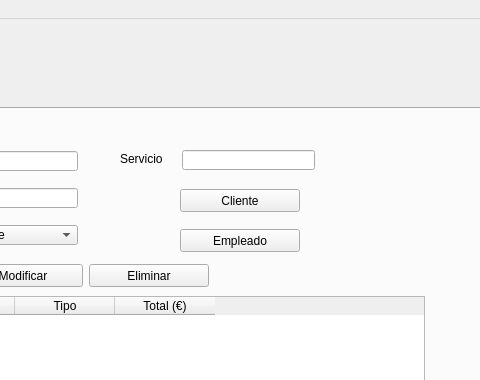
Old version of the form templates/window.ui in the repository antonrubii/recuperaAnton; both pictures show x 562 to 1042 and y 0 to 380 of the 1199 by 886 pixel window.
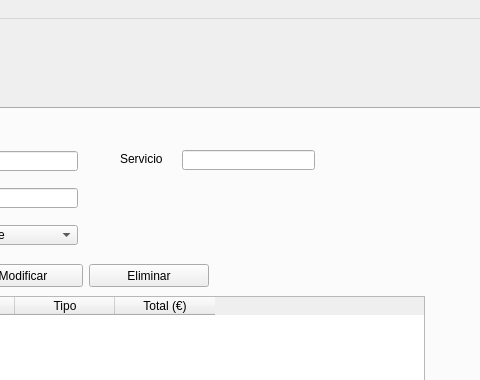
New version of the form.

Commit message: Quito los botones cliente y empleado

Patch:
```diff
--- a/templates/window.ui
+++ b/templates/window.ui
@@ -638,44 +638,6 @@
        </property>
       </item>
      </widget>
-     <widget class="QPushButton" name="btnCliente">
-      <property name="geometry">
-       <rect>
-        <x>720</x>
-        <y>80</y>
-        <width>120</width>
-        <height>23</height>
-       </rect>
-      </property>
-      <property name="maximumSize">
-       <size>
-        <width>120</width>
-        <height>25</height>
-       </size>
-      </property>
-      <property name="text">
-       <string>Cliente</string>
-      </property>
-     </widget>
-     <widget class="QPushButton" name="btnEmpleado">
-      <property name="geometry">
-       <rect>
-        <x>720</x>
-        <y>120</y>
-        <width>120</width>
-        <height>23</height>
-       </rect>
-      </property>
-      <property name="maximumSize">
-       <size>
-        <width>120</width>
-        <height>25</height>
-       </size>
-      </property>
-      <property name="text">
-       <string>Empleado</string>
-      </property>
-     </widget>
     </widget>
    </widget>
   </widget>
```
The commit also changes 3 other files.
